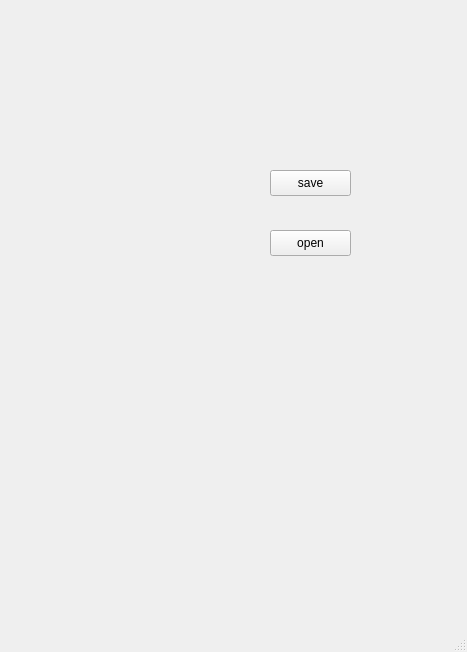
ronnyascencio/ateru, file xolo/ui/uix/asset_manager.ui: the form before one commit.
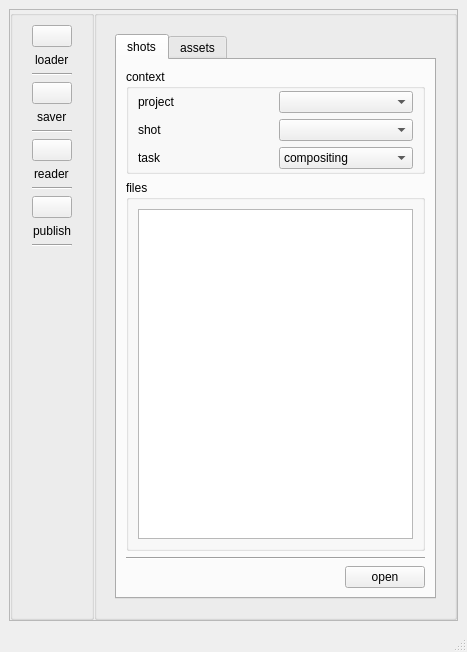
The form after the commit. Icons and pictures are not drawn.

```diff
--- a/xolo/ui/uix/asset_manager.ui
+++ b/xolo/ui/uix/asset_manager.ui
@@ -14,32 +14,394 @@
    <string>MainWindow</string>
   </property>
   <widget class="QWidget" name="centralwidget">
-   <widget class="QPushButton" name="scene_save_pushButton">
-    <property name="geometry">
-     <rect>
-      <x>270</x>
-      <y>170</y>
-      <width>81</width>
-      <height>26</height>
-     </rect>
-    </property>
-    <property name="text">
-     <string>save</string>
-    </property>
-   </widget>
-   <widget class="QPushButton" name="scene_open_pushButton">
-    <property name="geometry">
-     <rect>
-      <x>270</x>
-      <y>230</y>
-      <width>81</width>
-      <height>26</height>
-     </rect>
-    </property>
-    <property name="text">
-     <string>open</string>
-    </property>
-   </widget>
+   <layout class="QVBoxLayout" name="verticalLayout">
+    <item>
+     <widget class="QFrame" name="frame">
+      <property name="frameShape">
+       <enum>QFrame::Shape::StyledPanel</enum>
+      </property>
+      <property name="frameShadow">
+       <enum>QFrame::Shadow::Raised</enum>
+      </property>
+      <layout class="QHBoxLayout" name="horizontalLayout_2">
+       <property name="spacing">
+        <number>0</number>
+       </property>
+       <property name="leftMargin">
+        <number>0</number>
+       </property>
+       <property name="topMargin">
+        <number>0</number>
+       </property>
+       <property name="rightMargin">
+        <number>0</number>
+       </property>
+       <property name="bottomMargin">
+        <number>0</number>
+       </property>
+       <item>
+        <layout class="QHBoxLayout" name="horizontalLayout">
+         <item>
+          <widget class="QGroupBox" name="groupBox_2">
+           <property name="title">
+            <string/>
+           </property>
+           <layout class="QVBoxLayout" name="verticalLayout_3">
+            <item>
+             <layout class="QVBoxLayout" name="verticalLayout_2">
+              <property name="leftMargin">
+               <number>10</number>
+              </property>
+              <property name="rightMargin">
+               <number>10</number>
+              </property>
+              <item>
+               <widget class="QPushButton" name="loader_pushButton">
+                <property name="text">
+                 <string/>
+                </property>
+                <property name="icon">
+                 <iconset resource="xolo.qrc">
+                  <normaloff>:/manager/icons/open.png</normaloff>:/manager/icons/open.png</iconset>
+                </property>
+                <property name="iconSize">
+                 <size>
+                  <width>28</width>
+                  <height>28</height>
+                 </size>
+                </property>
+                <property name="shortcut">
+                 <string>Return</string>
+                </property>
+               </widget>
+              </item>
+              <item alignment="Qt::AlignmentFlag::AlignHCenter">
+               <widget class="QLabel" name="label">
+                <property name="text">
+                 <string>loader</string>
+                </property>
+               </widget>
+              </item>
+              <item>
+               <widget class="Line" name="line">
+                <property name="orientation">
+                 <enum>Qt::Orientation::Horizontal</enum>
+                </property>
+               </widget>
+              </item>
+              <item>
+               <widget class="QPushButton" name="saver_pushButton">
+                <property name="text">
+                 <string/>
+                </property>
+                <property name="icon">
+                 <iconset resource="xolo.qrc">
+                  <normaloff>:/manager/icons/save.png</normaloff>:/manager/icons/save.png</iconset>
+                </property>
+                <property name="iconSize">
+                 <size>
+                  <width>28</width>
+                  <height>28</height>
+                 </size>
+                </property>
+               </widget>
+              </item>
+              <item alignment="Qt::AlignmentFlag::AlignHCenter">
+               <widget class="QLabel" name="label_2">
+                <property name="text">
+                 <string>saver</string>
+                </property>
+               </widget>
+              </item>
+              <item>
+               <widget class="Line" name="line_2">
+                <property name="orientation">
+                 <enum>Qt::Orientation::Horizontal</enum>
+                </property>
+               </widget>
+              </item>
+              <item>
+               <widget class="QPushButton" name="reader_pushButton">
+                <property name="text">
+                 <string/>
+                </property>
+                <property name="icon">
+                 <iconset resource="xolo.qrc">
+                  <normaloff>:/manager/icons/read.png</normaloff>:/manager/icons/read.png</iconset>
+                </property>
+                <property name="iconSize">
+                 <size>
+                  <width>28</width>
+                  <height>28</height>
+                 </size>
+                </property>
+               </widget>
+              </item>
+              <item alignment="Qt::AlignmentFlag::AlignHCenter">
+               <widget class="QLabel" name="label_3">
+                <property name="text">
+                 <string>reader</string>
+                </property>
+               </widget>
+              </item>
+              <item>
+               <widget class="Line" name="line_3">
+                <property name="orientation">
+                 <enum>Qt::Orientation::Horizontal</enum>
+                </property>
+               </widget>
+              </item>
+              <item>
+               <widget class="QPushButton" name="publish_pushButton">
+                <property name="sizePolicy">
+                 <sizepolicy hsizetype="Minimum" vsizetype="Fixed">
+                  <horstretch>0</horstretch>
+                  <verstretch>0</verstretch>
+                 </sizepolicy>
+                </property>
+                <property name="styleSheet">
+                 <string notr="true"/>
+                </property>
+                <property name="text">
+                 <string/>
+                </property>
+                <property name="icon">
+                 <iconset resource="xolo.qrc">
+                  <normaloff>:/manager/icons/publish.png</normaloff>:/manager/icons/publish.png</iconset>
+                </property>
+                <property name="iconSize">
+                 <size>
+                  <width>28</width>
+                  <height>28</height>
+                 </size>
+                </property>
+               </widget>
+              </item>
+              <item alignment="Qt::AlignmentFlag::AlignHCenter">
+               <widget class="QLabel" name="label_4">
+                <property name="text">
+                 <string>publish</string>
+                </property>
+               </widget>
+              </item>
+              <item>
+               <widget class="Line" name="line_4">
+                <property name="orientation">
+                 <enum>Qt::Orientation::Horizontal</enum>
+                </property>
+               </widget>
+              </item>
+              <item>
+               <spacer name="verticalSpacer">
+                <property name="orientation">
+                 <enum>Qt::Orientation::Vertical</enum>
+                </property>
+                <property name="sizeHint" stdset="0">
+                 <size>
+                  <width>20</width>
+                  <height>40</height>
+                 </size>
+                </property>
+               </spacer>
+              </item>
+             </layout>
+            </item>
+           </layout>
+          </widget>
+         </item>
+         <item>
+          <widget class="QGroupBox" name="groupBox">
+           <property name="title">
+            <string/>
+           </property>
+           <layout class="QHBoxLayout" name="horizontalLayout_3">
+            <item>
+             <widget class="QStackedWidget" name="stackedWidget">
+              <property name="currentIndex">
+               <number>0</number>
+              </property>
+              <widget class="QWidget" name="loader_page">
+               <layout class="QVBoxLayout" name="verticalLayout_4">
+                <item>
+                 <widget class="QTabWidget" name="tabWidget">
+                  <property name="currentIndex">
+                   <number>0</number>
+                  </property>
+                  <widget class="QWidget" name="shot_loader_tab">
+                   <attribute name="title">
+                    <string>shots</string>
+                   </attribute>
+                   <layout class="QVBoxLayout" name="verticalLayout_6">
+                    <item>
+                     <widget class="QGroupBox" name="groupBox_3">
+                      <property name="title">
+                       <string>context</string>
+                      </property>
+                      <layout class="QVBoxLayout" name="verticalLayout_8">
+                       <property name="topMargin">
+                        <number>2</number>
+                       </property>
+                       <property name="bottomMargin">
+                        <number>2</number>
+                       </property>
+                       <item>
+                        <layout class="QVBoxLayout" name="verticalLayout_7">
+                         <item>
+                          <layout class="QHBoxLayout" name="horizontalLayout_5">
+                           <item>
+                            <widget class="QLabel" name="label_5">
+                             <property name="text">
+                              <string>project</string>
+                             </property>
+                            </widget>
+                           </item>
+                           <item>
+                            <widget class="QComboBox" name="project_shots_loader_comboBox"/>
+                           </item>
+                          </layout>
+                         </item>
+                         <item>
+                          <layout class="QHBoxLayout" name="horizontalLayout_6">
+                           <item>
+                            <widget class="QLabel" name="label_6">
+                             <property name="text">
+                              <string>shot</string>
+                             </property>
+                            </widget>
+                           </item>
+                           <item>
+                            <widget class="QComboBox" name="shot_shots_loader_comboBox"/>
+                           </item>
+                          </layout>
+                         </item>
+                         <item>
+                          <layout class="QHBoxLayout" name="horizontalLayout_7">
+                           <item>
+                            <widget class="QLabel" name="label_7">
+                             <property name="text">
+                              <string>task</string>
+                             </property>
+                            </widget>
+                           </item>
+                           <item>
+                            <widget class="QComboBox" name="task_shots_loader_comboBox">
+                             <item>
+                              <property name="text">
+                               <string>compositing</string>
+                              </property>
+                             </item>
+                             <item>
+                              <property name="text">
+                               <string>lighitng</string>
+                              </property>
+                             </item>
+                             <item>
+                              <property name="text">
+                               <string>layout</string>
+                              </property>
+                             </item>
+                             <item>
+                              <property name="text">
+                               <string>fx</string>
+                              </property>
+                             </item>
+                            </widget>
+                           </item>
+                          </layout>
+                         </item>
+                        </layout>
+                       </item>
+                      </layout>
+                     </widget>
+                    </item>
+                    <item>
+                     <widget class="QGroupBox" name="groupBox_4">
+                      <property name="title">
+                       <string>files</string>
+                      </property>
+                      <layout class="QVBoxLayout" name="verticalLayout_9">
+                       <item>
+                        <widget class="QListView" name="files_shots_loader_listView"/>
+                       </item>
+                      </layout>
+                     </widget>
+                    </item>
+                    <item>
+                     <widget class="Line" name="line_5">
+                      <property name="orientation">
+                       <enum>Qt::Orientation::Horizontal</enum>
+                      </property>
+                     </widget>
+                    </item>
+                    <item>
+                     <layout class="QHBoxLayout" name="horizontalLayout_4">
+                      <item>
+                       <spacer name="horizontalSpacer">
+                        <property name="orientation">
+                         <enum>Qt::Orientation::Horizontal</enum>
+                        </property>
+                        <property name="sizeHint" stdset="0">
+                         <size>
+                          <width>40</width>
+                          <height>20</height>
+                         </size>
+                        </property>
+                       </spacer>
+                      </item>
+                      <item>
+                       <widget class="QPushButton" name="shots_loader_open_pushButton">
+                        <property name="text">
+                         <string>open</string>
+                        </property>
+                       </widget>
+                      </item>
+                     </layout>
+                    </item>
+                   </layout>
+                  </widget>
+                  <widget class="QWidget" name="assets_loader_tab">
+                   <attribute name="title">
+                    <string>assets</string>
+                   </attribute>
+                  </widget>
+                 </widget>
+                </item>
+               </layout>
+              </widget>
+              <widget class="QWidget" name="saver_page">
+               <layout class="QVBoxLayout" name="verticalLayout_5">
+                <item>
+                 <widget class="QTabWidget" name="tabWidget_2">
+                  <property name="currentIndex">
+                   <number>0</number>
+                  </property>
+                  <widget class="QWidget" name="shots_saver_tab">
+                   <attribute name="title">
+                    <string>shots</string>
+                   </attribute>
+                  </widget>
+                  <widget class="QWidget" name="assets_saver_tab">
+                   <attribute name="title">
+                    <string>assets</string>
+                   </attribute>
+                  </widget>
+                 </widget>
+                </item>
+               </layout>
+              </widget>
+              <widget class="QWidget" name="reader_page"/>
+              <widget class="QWidget" name="publish_page"/>
+             </widget>
+            </item>
+           </layout>
+          </widget>
+         </item>
+        </layout>
+       </item>
+      </layout>
+     </widget>
+    </item>
+   </layout>
   </widget>
   <widget class="QMenuBar" name="menubar">
    <property name="geometry">
```
Left out of the diff: 6 changed lines with no effect on the pictures.
